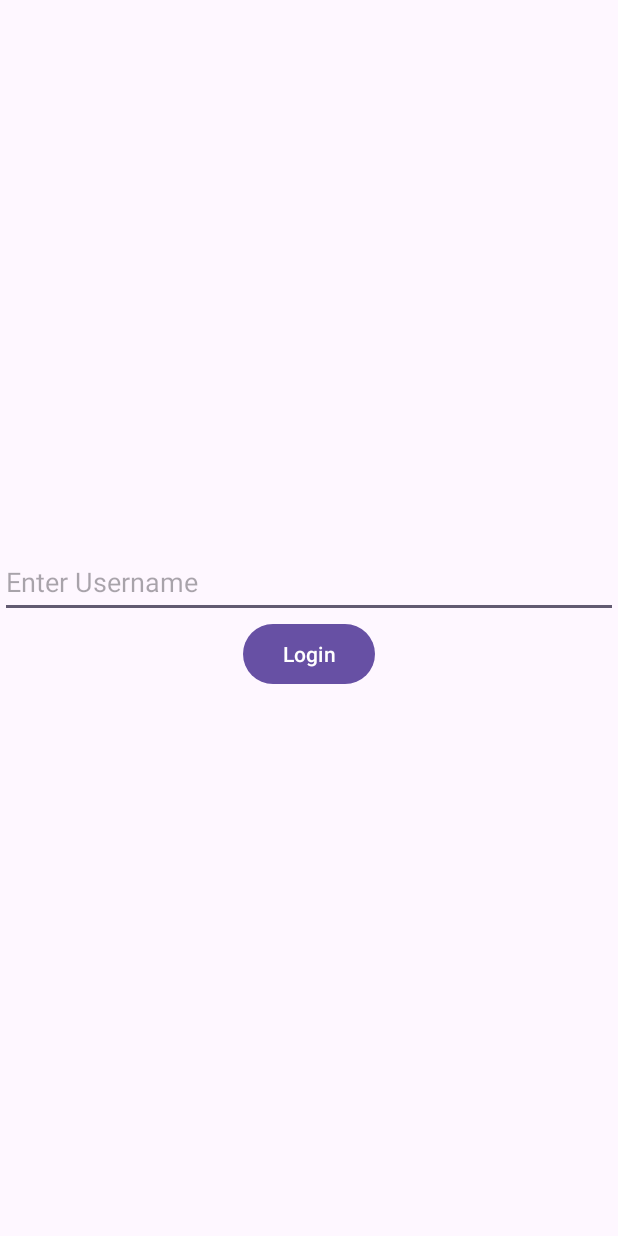
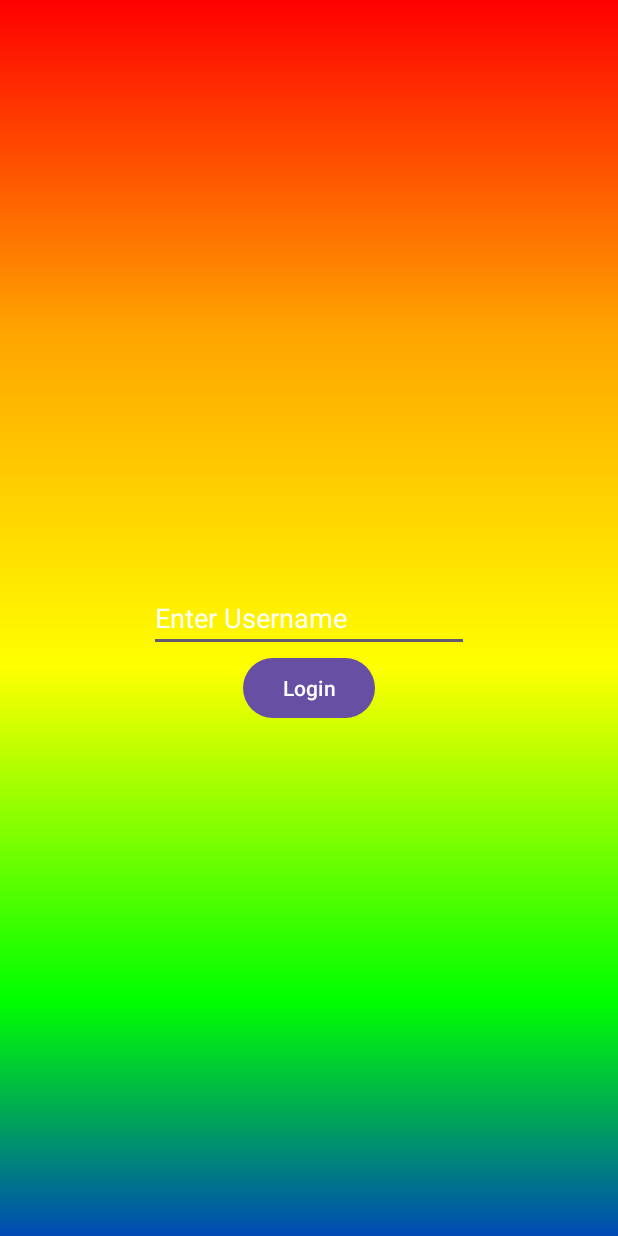
Before and after one commit to EdensHand/Moible_Term_Project, an Android app: the screen it shows after launch (LoginActivity), on a phone screen of 412 x 824 dp. Run offline under Robolectric (Android 15) with nearby library versions, the phone set to English and light mode, and no system bars.

Commit message:
Rainbow login

```diff
--- a/app/src/main/java/com/example/mobile_term_project/LoginActivity.java
+++ b/app/src/main/java/com/example/mobile_term_project/LoginActivity.java
@@ -1,22 +1,69 @@
 package com.example.mobile_term_project;
 
+import android.animation.ValueAnimator;
 import android.content.Intent;
+import android.graphics.Color;
+import android.graphics.LinearGradient;
+import android.graphics.Matrix;
+import android.graphics.Shader;
+import android.graphics.drawable.ShapeDrawable;
+import android.graphics.drawable.shapes.RectShape;
 import android.os.Bundle;
+import android.view.animation.LinearInterpolator;
 import android.widget.Button;
 import android.widget.EditText;
 
-import androidx.activity.EdgeToEdge;
 import androidx.appcompat.app.AppCompatActivity;
-import androidx.core.graphics.Insets;
-import androidx.core.view.ViewCompat;
-import androidx.core.view.WindowInsetsCompat;
+import androidx.constraintlayout.widget.ConstraintLayout;
 
 public class LoginActivity extends AppCompatActivity {
+
     @Override
     protected void onCreate(Bundle savedInstanceState) {
         super.onCreate(savedInstanceState);
         setContentView(R.layout.activity_login);
 
+        // Get the root layout
+        ConstraintLayout rootLayout = findViewById(R.id.constraintLayout);
+
+        // 1. Create the Rainbow Colors
+        int[] rainbowColors = {
+                Color.RED, Color.rgb(255, 165, 0), Color.YELLOW,
+                Color.GREEN, Color.BLUE, Color.rgb(75, 0, 130), Color.rgb(238, 130, 238)
+        };
+
+        // 2. Create the Gradient
+        ShapeDrawable shapeDrawable = new ShapeDrawable(new RectShape());
+        shapeDrawable.setIntrinsicHeight(2000);
+        shapeDrawable.setIntrinsicWidth(2000);
+        LinearGradient linearGradient = new LinearGradient(
+                0, 0, 0, 2000, // Start and end points for the gradient
+                rainbowColors,
+                null, // No color positions, evenly distribute the colors
+                Shader.TileMode.REPEAT // Repeat the gradient
+        );
+        shapeDrawable.getPaint().setShader(linearGradient);
+
+        // 3. Animate the Gradient
+        // Create a Matrix object
+        Matrix matrix = new Matrix();
+        ValueAnimator animator = ValueAnimator.ofFloat(0, 2000);
+        animator.setDuration(3000); // Duration of one cycle (in milliseconds)
+        animator.setRepeatCount(ValueAnimator.INFINITE); // Repeat indefinitely
+        animator.setRepeatMode(ValueAnimator.RESTART); // Restart from the beginning
+        animator.setInterpolator(new LinearInterpolator()); // Smooth animation
+        animator.addUpdateListener(animation -> {
+            float animatedValue = (float) animation.getAnimatedValue();
+            matrix.setTranslate(0, animatedValue);
+            linearGradient.setLocalMatrix(matrix);
+            shapeDrawable.invalidateSelf();
+        });
+        animator.start();
+
+        // 4. Set the Animated Drawable as the Background
+        rootLayout.setBackground(shapeDrawable);
+
+        // Existing Login Logic
         EditText usernameEditText = findViewById(R.id.usernameEditText);
         Button loginButton = findViewById(R.id.loginButton);
 
@@ -28,9 +75,10 @@ public class LoginActivity extends AppCompatActivity {
 
             // Pass the username as an extra
             intent.putExtra("USERNAME", username);
-            usernameEditText.getText().clear();
+
             // Start the MainActivity
             startActivity(intent);
+            usernameEditText.getText().clear();
         });
     }
 }
--- a/app/src/main/res/layout/activity_login.xml
+++ b/app/src/main/res/layout/activity_login.xml
@@ -1,31 +1,32 @@
 <?xml version="1.0" encoding="utf-8"?>
-<androidx.constraintlayout.widget.ConstraintLayout
-    xmlns:android="http://schemas.android.com/apk/res/android"
+<androidx.constraintlayout.widget.ConstraintLayout xmlns:android="http://schemas.android.com/apk/res/android"
     xmlns:app="http://schemas.android.com/apk/res-auto"
+    xmlns:tools="http://schemas.android.com/tools"
+    android:id="@+id/constraintLayout"
     android:layout_width="match_parent"
-    android:layout_height="match_parent">
+    android:layout_height="match_parent"
+    tools:context=".LoginActivity">
 
     <EditText
         android:id="@+id/usernameEditText"
-        android:layout_width="0dp"
+        android:layout_width="wrap_content"
         android:layout_height="wrap_content"
+        android:ems="10"
         android:hint="Enter Username"
         android:inputType="text"
-        android:minHeight="48dp"
-        app:layout_constraintBottom_toTopOf="@+id/loginButton"
+        android:textColor="@color/white"
+        android:textColorHint="@color/white"
+        app:layout_constraintBottom_toBottomOf="parent"
         app:layout_constraintEnd_toEndOf="parent"
         app:layout_constraintStart_toStartOf="parent"
-        app:layout_constraintTop_toTopOf="parent"
-        app:layout_constraintVertical_chainStyle="packed" />
+        app:layout_constraintTop_toTopOf="parent" />
 
     <Button
         android:id="@+id/loginButton"
         android:layout_width="wrap_content"
         android:layout_height="wrap_content"
         android:text="Login"
-        app:layout_constraintBottom_toBottomOf="parent"
         app:layout_constraintEnd_toEndOf="parent"
         app:layout_constraintStart_toStartOf="parent"
         app:layout_constraintTop_toBottomOf="@+id/usernameEditText" />
-
 </androidx.constraintlayout.widget.ConstraintLayout>
--- a/app/src/main/res/values/colors.xml
+++ b/app/src/main/res/values/colors.xml
@@ -2,4 +2,6 @@
 <resources>
     <color name="black">#FF000000</color>
     <color name="white">#FFFFFFFF</color>
+
+    <!-- <color name="white">#FFFFFF</color> -->
 </resources>
```
Also changed, not shown: 1 other file.
